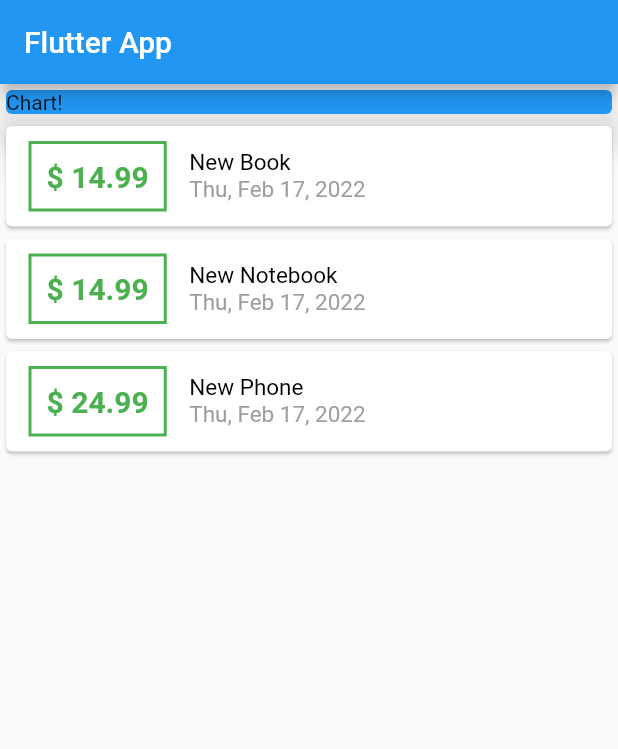
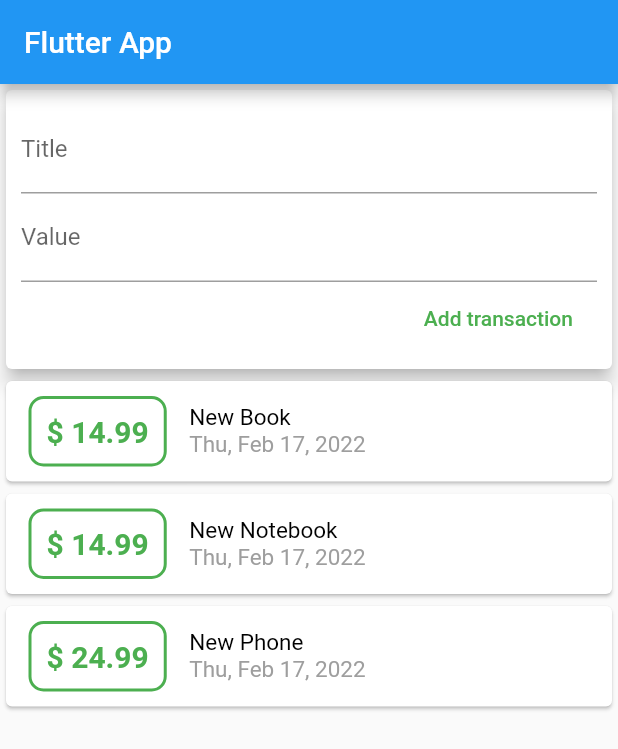
Before and after one commit to davdmoo/flutter_personal_expenses_app, a Flutter app: the screen it shows after launch, on a phone screen of 412 x 824 dp. Shown: the top 749 px of the screen. Run offline on Flutter 3.47's test engine with Material 2 defaults, Android fonts, the phone set to English and light mode, and no system bars.

Commit message:
Feat: add user input with controllers

```diff
--- a/lib/main.dart
+++ b/lib/main.dart
@@ -36,6 +36,10 @@ class MyHomePage extends StatelessWidget {
       date: DateTime.now(),
     ),
   ];
+  // String titleInput;
+  // String valueInput;
+  final titleController = TextEditingController();
+  final valueController = TextEditingController();
 
   @override
   Widget build(BuildContext context) {
@@ -45,12 +49,37 @@ class MyHomePage extends StatelessWidget {
       ),
       body: Column(
         children: <Widget>[
-        Container(
-          width: double.infinity,
-          child: const Card(
-            color: Colors.blue,
-            child: Text('Chart!'),
-            elevation: 10,
+        Card(
+          elevation: 5,
+          child: Container(
+            margin: EdgeInsets.all(10),
+            child: Column(
+              crossAxisAlignment: CrossAxisAlignment.end,
+              children: <Widget>[
+                TextField(
+                  decoration: InputDecoration(
+                    labelText: "Title",
+                  ),
+                  // onChanged: (input) => titleInput = input,
+                  controller: titleController,
+                ),
+                TextField(
+                  decoration: InputDecoration(
+                    labelText: "Value",
+                  ),
+                  // onChanged: (input) => valueInput = input,
+                  controller: valueController,
+                ),
+                FlatButton(
+                  child: Text("Add transaction"),
+                  textColor: Colors.green,
+                  onPressed: () {
+                    print(valueController.text);
+                    print(titleController.text);
+                  },
+                )
+              ],
+            ),
           ),
         ),
         Column(
@@ -64,6 +93,7 @@ class MyHomePage extends StatelessWidget {
                       horizontal: 15,
                     ),
                     decoration: BoxDecoration(
+                      borderRadius: BorderRadius.circular(10.0),
                       border: Border.all(
                       color: Colors.green,
                       width: 2,
```
